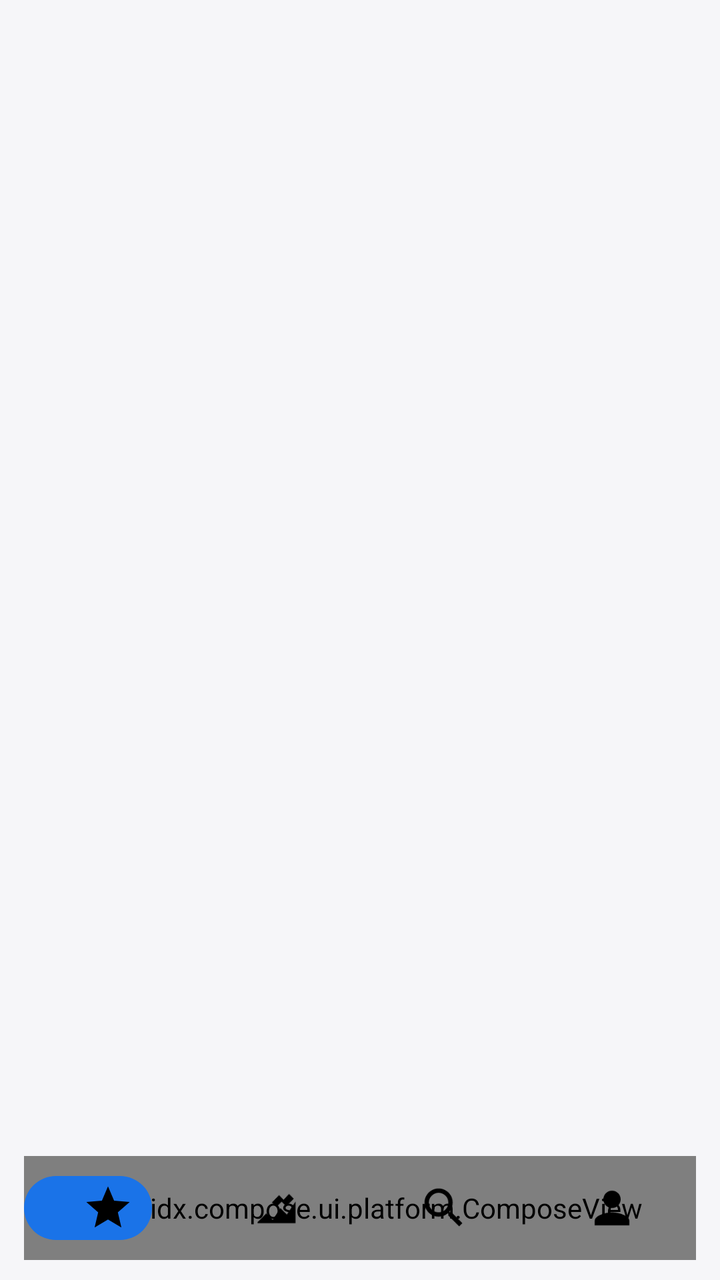
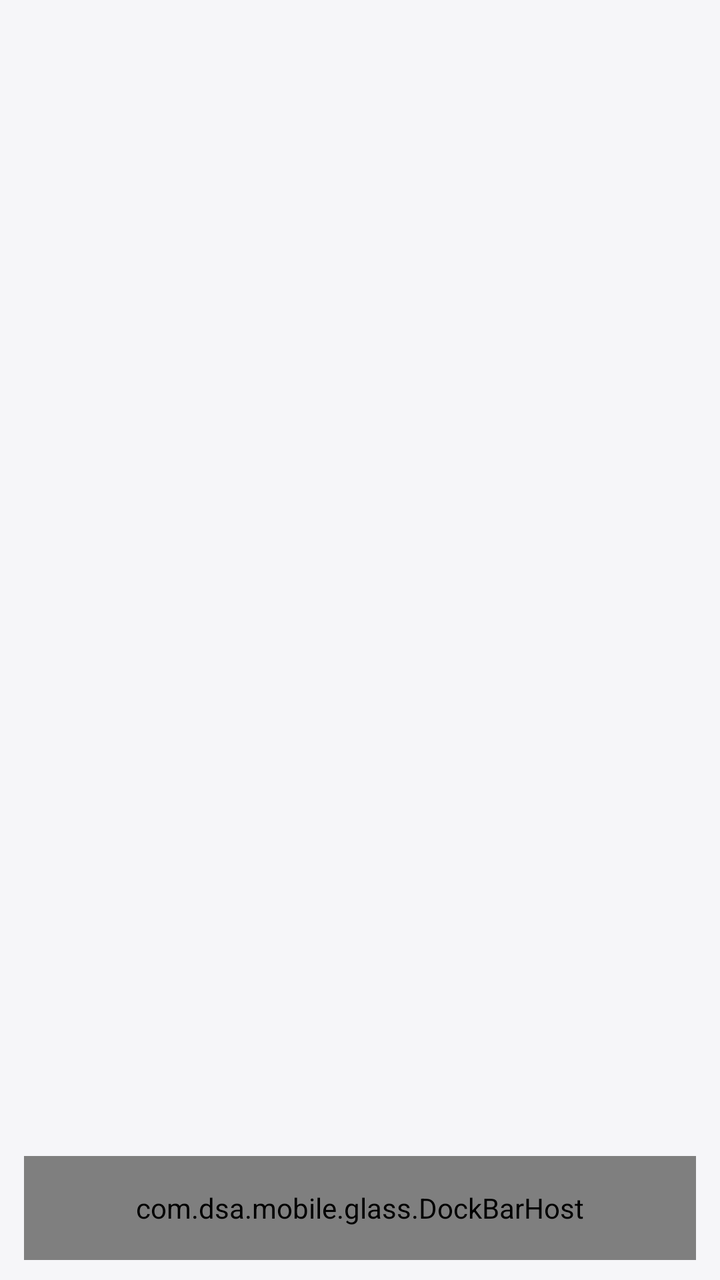

The first picture is an Android layout as it rendered before a commit; the second is the same layout after the commit. The layout source and the unified diff follow.
<!-- AndroidManifest.xml: application theme Theme.DsaMobile -->
<!-- res/layout/activity_main.xml -->
<?xml version="1.0" encoding="utf-8"?>
<FrameLayout xmlns:android="http://schemas.android.com/apk/res/android"
    android:layout_width="match_parent"
    android:layout_height="match_parent"
    android:background="?attr/dsaBg">

    
    <androidx.viewpager2.widget.ViewPager2
        android:id="@+id/pager"
        android:layout_width="match_parent"
        android:layout_height="match_parent" />

    
    <FrameLayout
        android:id="@+id/dock"
        android:layout_width="match_parent"
        android:layout_height="52dp"
        android:layout_gravity="bottom"
        android:layout_marginHorizontal="12dp"
        android:layout_marginBottom="10dp">

        
        <androidx.compose.ui.platform.ComposeView
            android:id="@+id/dock_glass"
            android:layout_width="match_parent"
            android:layout_height="match_parent" />

        <View
            android:id="@+id/dock_pill"
            android:layout_width="64dp"
            android:layout_height="32dp"
            android:layout_gravity="center_vertical"
            android:background="@drawable/bg_dock_pill" />

        <LinearLayout
            android:id="@+id/dock_items"
            android:layout_width="match_parent"
            android:layout_height="match_parent"
            android:orientation="horizontal">

            <FrameLayout
                android:id="@+id/dock_item_0"
                android:layout_width="0dp"
                android:layout_height="match_parent"
                android:layout_weight="1"
                android:clickable="true"
                android:focusable="true">

                <ImageView
                    android:id="@+id/dock_icon_0"
                    android:layout_width="26dp"
                    android:layout_height="26dp"
                    android:layout_gravity="center"
                    android:contentDescription="@string/tab_watchlist"
                    android:src="@drawable/ic_tab_watch" />
            </FrameLayout>

            <FrameLayout
                android:id="@+id/dock_item_1"
                android:layout_width="0dp"
                android:layout_height="match_parent"
                android:layout_weight="1"
                android:clickable="true"
                android:focusable="true">

                <ImageView
                    android:id="@+id/dock_icon_1"
                    android:layout_width="26dp"
                    android:layout_height="26dp"
                    android:layout_gravity="center"
                    android:contentDescription="@string/tab_market"
                    android:src="@drawable/ic_tab_market" />
            </FrameLayout>

            <FrameLayout
                android:id="@+id/dock_item_2"
                android:layout_width="0dp"
                android:layout_height="match_parent"
                android:layout_weight="1"
                android:clickable="true"
                android:focusable="true">

                <ImageView
                    android:id="@+id/dock_icon_2"
                    android:layout_width="26dp"
                    android:layout_height="26dp"
                    android:layout_gravity="center"
                    android:contentDescription="@string/tab_screen"
                    android:src="@drawable/ic_tab_screen" />
            </FrameLayout>

            <FrameLayout
                android:id="@+id/dock_item_3"
                android:layout_width="0dp"
                android:layout_height="match_parent"
                android:layout_weight="1"
                android:clickable="true"
                android:focusable="true">

                <ImageView
                    android:id="@+id/dock_icon_3"
                    android:layout_width="26dp"
                    android:layout_height="26dp"
                    android:layout_gravity="center"
                    android:contentDescription="@string/tab_mine"
                    android:src="@drawable/ic_tab_mine" />
            </FrameLayout>
        </LinearLayout>
    </FrameLayout>

    
    <FrameLayout
        android:id="@+id/mascot_layer"
        android:layout_width="match_parent"
        android:layout_height="match_parent" />
</FrameLayout>
<!-- resources referenced by this layout -->
<resources>
  <!-- drawable bg_dock_pill (drawable) -->
  <?xml version="1.0" encoding="utf-8"?>
  <shape xmlns:android="http://schemas.android.com/apk/res/android"
      android:shape="rectangle">
      <solid android:color="?attr/dsaPrimary" />
      <corners android:radius="16dp" />
  </shape>
  <string name="tab_market">大盘</string>
  <string name="tab_mine">我的</string>
  <string name="tab_screen">选股</string>
  <string name="tab_watchlist">自选</string>
  <style name="Theme.DsaMobile" parent="Theme.Dsa.Blue" />
  <style name="Theme.Dsa.Blue" parent="Theme.Dsa.Base" />
  <color name="theme_blue">#1A73E8</color>
  <color name="theme_blue_dark">#1557B0</color>
  <color name="soft_blue">#E8F0FE</color>
  <color name="light_card">#FFFFFF</color>
  <color name="light_text">#17171C</color>
  <color name="light_text2">#6B6B76</color>
  <color name="light_bg">#F6F6F9</color>
  <color name="light_surface2">#EFEFF3</color>
  <color name="light_divider">#E6E6EC</color>
  <color name="glass_tint_light">#F2FFFFFF</color>
  <color name="glass_stroke_light">#14000000</color>
  <color name="glass_hi_light">#14FFFFFF</color>
  <color name="nav_glass_light">#59FFFFFF</color>
  <style name="Widget.Dsa.Button" parent="Widget.MaterialComponents.Button">
          <item name="cornerRadius">10dp</item>
          <item name="android:textAllCaps">false</item>
      </style>
  <style name="Widget.Dsa.Fab" parent="Widget.MaterialComponents.FloatingActionButton">
          <item name="backgroundTint">?attr/dsaPrimary</item>
          <item name="tint">@color/light_card</item>
          <item name="shapeAppearanceOverlay">@style/ShapeAppearance.Dsa.Fab</item>
      </style>
  <style name="Widget.Dsa.ActionBarTitle" parent="TextAppearance.Widget.AppCompat.Toolbar.Title">
          <item name="android:textSize">18sp</item>
          <item name="android:textStyle">bold</item>
          <item name="android:letterSpacing">0.01</item>
      </style>
  <style name="ShapeAppearance.Dsa.Fab" parent="ShapeAppearance.MaterialComponents.LargeComponent">
          <item name="cornerFamily">rounded</item>
          <item name="cornerSize">16dp</item>
      </style>
  <!-- drawable bottom_nav_color (drawable) -->
  <?xml version="1.0" encoding="utf-8"?>
  <selector xmlns:android="http://schemas.android.com/apk/res/android">
      <item android:color="?attr/dsaOnPrimary" android:state_checked="true" />
      <item android:color="?attr/dsaText2" />
  </selector>
  <style name="Widget.Dsa.NavIndicator" parent="Widget.Material3.BottomNavigationView.ActiveIndicator">
          <item name="android:color">?attr/dsaPrimary</item>
          <item name="shapeAppearance">@style/ShapeAppearance.Dsa.NavPill</item>
          <item name="marginHorizontal">6dp</item>
      </style>
  <style name="TextAppearance.Dsa.NavActive" parent="TextAppearance.MaterialComponents.Caption">
          <item name="android:textSize">11sp</item>
          <item name="android:textStyle">bold</item>
          <item name="android:textColor">?attr/dsaOnPrimary</item>
      </style>
  <style name="TextAppearance.Dsa.NavInactive" parent="TextAppearance.MaterialComponents.Caption">
          <item name="android:textSize">11sp</item>
          <item name="android:textColor">?attr/dsaText2</item>
      </style>
  <style name="ShapeAppearance.Dsa.Dialog" parent="ShapeAppearance.MaterialComponents.LargeComponent">
          <item name="cornerFamily">rounded</item>
          <item name="cornerSize">28dp</item>
      </style>
  <style name="Widget.Dsa.DialogButton" parent="Widget.MaterialComponents.Button.TextButton">
          <item name="android:textAllCaps">false</item>
          <item name="android:textColor">?attr/dsaPrimary</item>
      </style>
  <style name="ShapeAppearance.Dsa.NavPill" parent="ShapeAppearance.MaterialComponents.LargeComponent">
          <item name="cornerFamily">rounded</item>
          <item name="cornerSize">100dp</item>
      </style>
  <!-- unchanged entries left out for length: 9 -->
</resources>

<!-- the commit's change to res/layout/activity_main.xml (unified diff, before → after) -->
@@ -11,7 +11,7 @@
         android:layout_height="match_parent" />
 
     
-    <FrameLayout
+    <com.dsa.mobile.glass.DockBarHost
         android:id="@+id/dock"
         android:layout_width="match_parent"
         android:layout_height="52dp"
@@ -106,7 +106,7 @@
                     android:src="@drawable/ic_tab_mine" />
             </FrameLayout>
         </LinearLayout>
-    </FrameLayout>
+    </com.dsa.mobile.glass.DockBarHost>
 
     
     <FrameLayout
